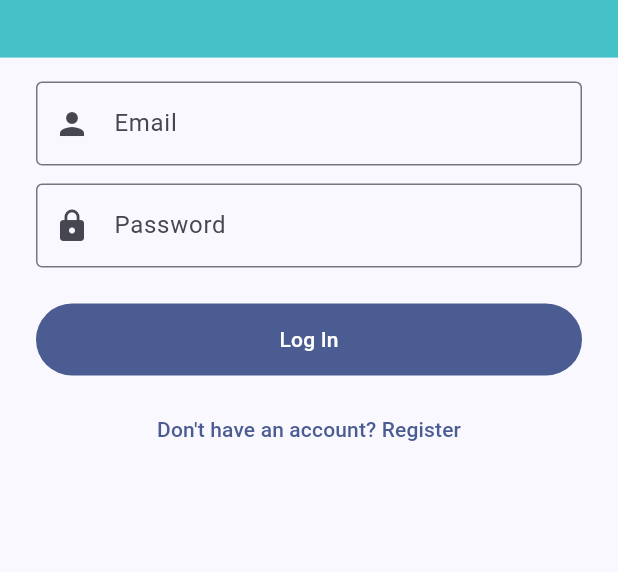
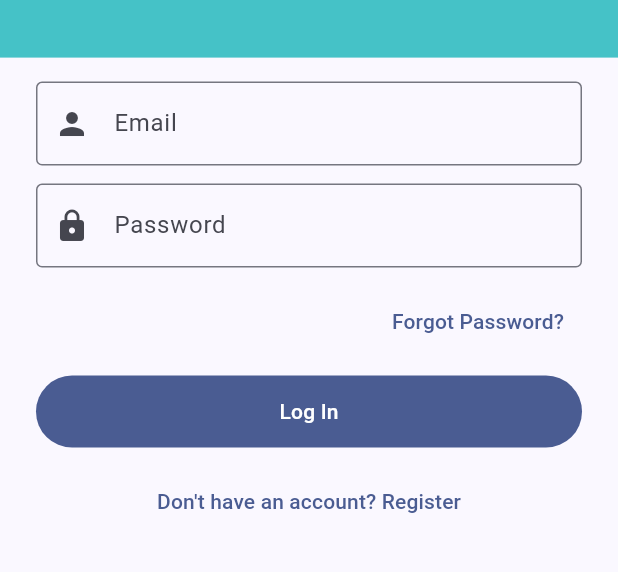
Before and after one commit to Evan0428/MobileAppForMachineWorkshop, a Flutter app: the screen it shows after launch, on a phone screen of 412 x 824 dp, the part 375-947 px from its top. Run offline on Flutter 3.47's test engine with Material 3 defaults, Android fonts, the phone set to English and light mode, and no system bars; our stand-ins replace cloud_firestore, firebase_auth, firebase_core, image_picker, shared_preferences, signature; accounts and stored records are empty; generated files the repository leaves out were written again.

Commit message:
Update login_screen.dart

```diff
--- a/lib/screens/login_screen.dart
+++ b/lib/screens/login_screen.dart
@@ -1,5 +1,6 @@
 import 'package:flutter/material.dart';
 import 'package:provider/provider.dart';
+import 'package:firebase_auth/firebase_auth.dart';
 import '../auth.dart';
 import 'register_screen.dart'; // 👈 引入注册页
 
@@ -38,7 +39,6 @@ class _LoginScreenState extends State<LoginScreen> {
         const SnackBar(content: Text('Welcome back!')),
       );
 
-      // ✅ 登录成功后强制回到 RootGate (会根据登录状态跳 Dashboard)
       Navigator.pushReplacementNamed(context, '/');
     } catch (e) {
       ScaffoldMessenger.of(context).showSnackBar(
@@ -46,6 +46,27 @@ class _LoginScreenState extends State<LoginScreen> {
       );
     } finally {
       if (mounted) setState(() => _busy = false);
+    }
+  }
+
+  Future<void> _resetPassword() async {
+    final email = _emailCtrl.text.trim();
+    if (email.isEmpty) {
+      ScaffoldMessenger.of(context).showSnackBar(
+        const SnackBar(content: Text('Please enter your email first')),
+      );
+      return;
+    }
+
+    try {
+      await FirebaseAuth.instance.sendPasswordResetEmail(email: email);
+      ScaffoldMessenger.of(context).showSnackBar(
+        const SnackBar(content: Text('Password reset email sent! Check your inbox.')),
+      );
+    } catch (e) {
+      ScaffoldMessenger.of(context).showSnackBar(
+        SnackBar(content: Text('Failed to send reset email: $e')),
+      );
     }
   }
 
@@ -91,7 +112,18 @@ class _LoginScreenState extends State<LoginScreen> {
                       obscureText: true,
                       validator: (v) => (v == null || v.isEmpty) ? 'Enter password' : null,
                     ),
-                    const SizedBox(height: 24),
+                    const SizedBox(height: 12),
+
+                    // 忘记密码按钮
+                    Align(
+                      alignment: Alignment.centerRight,
+                      child: TextButton(
+                        onPressed: _resetPassword,
+                        child: const Text("Forgot Password?"),
+                      ),
+                    ),
+
+                    const SizedBox(height: 12),
 
                     // 登录按钮
                     SizedBox(
@@ -99,7 +131,9 @@ class _LoginScreenState extends State<LoginScreen> {
                       height: 48,
                       child: FilledButton(
                         onPressed: _busy ? null : _doLogin,
-                        child: _busy ? const CircularProgressIndicator() : const Text('Log In'),
+                        child: _busy
+                            ? const CircularProgressIndicator(color: Colors.white)
+                            : const Text('Log In'),
                       ),
                     ),
                     const SizedBox(height: 12),
```
